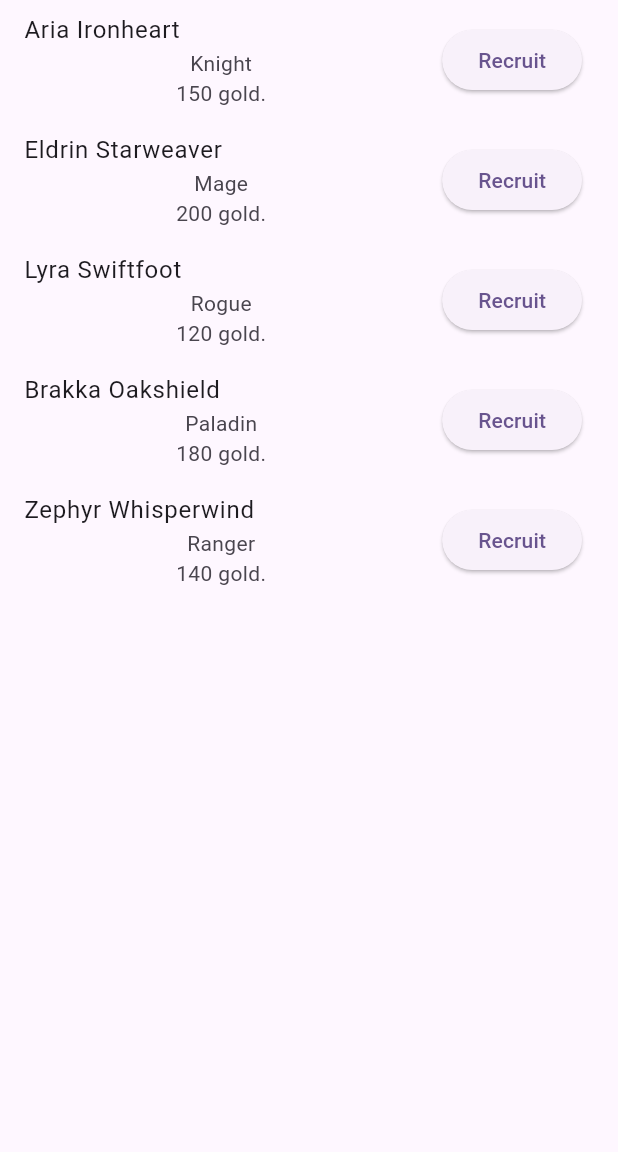
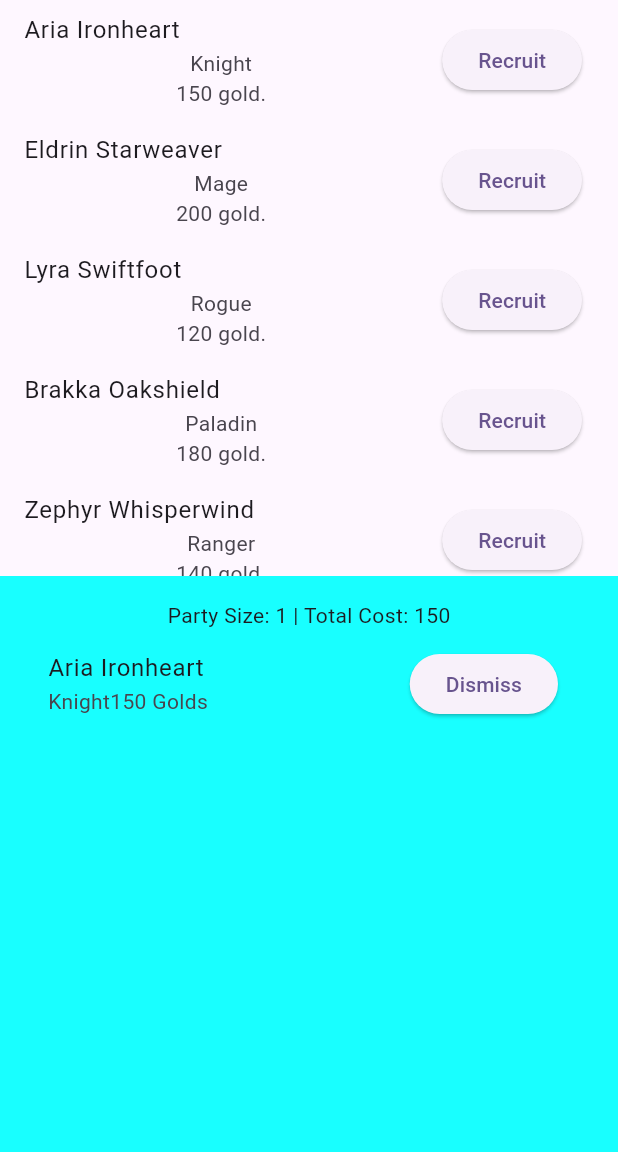
Before and after one commit to kaleb-french/CTEC235-9-AdventureGuild, a Flutter app: the screen it shows after launch, after a tap on "Recruit", on a phone screen of 412 x 824 dp, the part 84-1236 px from its top. Run offline on Flutter 3.47's test engine with Material 3 defaults, Android fonts, the phone set to English and light mode, and no system bars.

Commit message:
Phase 4- complete
Phase 4-
The button references the partyModel through context.read() that
includes its method being called which is addAdventurer, this method
takes in the "hero" in the listView in guild hall and passes it in as
the Adventurer parameter, which adds the Adventurer to the
QuestSummaryParty List and the Consumer in this widget forces update of
the Text fields when the notifyListeners is called.

```diff
--- a/lib/adventurer.dart
+++ b/lib/adventurer.dart
@@ -13,7 +13,7 @@ class Adventurer {
 class PartyModel extends ChangeNotifier {
   //f
   List<Adventurer> _party = [];
-  List<Adventurer> get party => _party;
+  List<Adventurer> get party => List.unmodifiable(_party);
   int get partyCount => _party.length;
   int get totalCost{
     int cost = 0;
--- a/lib/guild_roster.dart
+++ b/lib/guild_roster.dart
@@ -3,21 +3,23 @@ import 'package:provider/provider.dart';
 import 'adventurer.dart';
 
 class GuilHallRoster extends StatelessWidget{
-  const GuilHallRoster({super.key});
+  GuilHallRoster({super.key});
+  final List<Adventurer> partyRoster = [
+    Adventurer(name: 'Aria Ironheart', role: 'Knight', goldCost: 150),
+    Adventurer(name: 'Eldrin Starweaver', role: 'Mage', goldCost: 200),
+    Adventurer(name: 'Lyra Swiftfoot', role: 'Rogue', goldCost: 120),
+    Adventurer(name: 'Brakka Oakshield', role: 'Paladin', goldCost: 180),
+    Adventurer(name: 'Zephyr Whisperwind', role: 'Ranger', goldCost: 140),
+  ];
 
   @override
   Widget build(BuildContext context) {
     return Consumer<PartyModel>(
         builder: (context, partyModel, child) {
-          final List<Adventurer> partyRoster = [
-            Adventurer(name: 'Aria Ironheart', role: 'Knight', goldCost: 150),
-            Adventurer(name: 'Eldrin Starweaver', role: 'Mage', goldCost: 200),
-            Adventurer(name: 'Lyra Swiftfoot', role: 'Rogue', goldCost: 120),
-            Adventurer(name: 'Brakka Oakshield', role: 'Paladin', goldCost: 180),
-            Adventurer(name: 'Zephyr Whisperwind', role: 'Ranger', goldCost: 140),
-          ];
 
-          return ListView.builder(
+
+          return SizedBox.expand(
+              child: ListView.builder(
             itemCount: partyRoster.length,
             itemBuilder: (context, index) {
               final hero = partyRoster[index];
@@ -29,13 +31,14 @@ class GuilHallRoster extends StatelessWidget{
                 ],
                 ),
                 trailing: ElevatedButton(
-                    onPressed: () {
-                      context.read<PartyModel>().addAdventurer(hero);
-                    },
-                    child: Text('Recruit'),
-                )
+                            onPressed: () {
+                            context.read<PartyModel>().addAdventurer(hero);
+                            },
+                    child: const Text('Recruit'),
+                ),
               );
             },
+          )
           );
         }
     );
--- a/lib/main.dart
+++ b/lib/main.dart
@@ -1,7 +1,9 @@
+import 'package:ctec235_9_adventureguild/party.dart';
 import 'package:flutter/material.dart';
 import 'package:provider/provider.dart';
 import 'adventurer.dart';
 import 'guild_roster.dart';
+import 'party.dart';
 
 void main() {
   runApp(
@@ -38,8 +40,14 @@ class Main extends StatelessWidget{
         title:  Text("Guild Hall"),
         centerTitle: true,
       ),
-      body: GuilHallRoster(),
+      body: Center(
+            child: Column(
+              children: [
+                Expanded(child: GuilHallRoster()),
+                Expanded(child: QuestPartySummary()),
+        ],
+      ),
+      ),
     );
   }
-
 }
--- /dev/null
+++ b/lib/party.dart
@@ -0,0 +1,42 @@
+import 'package:flutter/material.dart';
+import 'package:provider/provider.dart';
+import 'adventurer.dart';
+
+class QuestPartySummary extends StatelessWidget{
+  const QuestPartySummary({super.key});
+
+  @override
+  Widget build(BuildContext context) {
+    return Consumer<PartyModel>(
+      builder: (context, partyModel , child) {
+          final partyRoster = partyModel.party;
+
+          return Container(
+            color: Colors.cyanAccent,
+            padding: const EdgeInsets.all(16),
+            child: Column(
+              children: [
+                Text('Party Size: ${partyModel.partyCount} | Total Cost: ${partyModel.totalCost}'),
+                Expanded(child: ListView.builder(
+                  itemCount: partyRoster.length,
+                  itemBuilder: (context, index) {
+                    final member = partyRoster[index];
+
+                    return ListTile(
+                      title: Text(member.name),
+                      subtitle: Row( children: [ Text(member.role),
+                                                  Text('${member.goldCost} Golds'), ],
+                      ),
+                      trailing: ElevatedButton(onPressed: () {
+                            context.read<PartyModel>().removeAdventurer(member);
+                      }, child: const Text("Dismiss")),
+                      );
+                  }
+                )  )
+              ],
+            ),
+          );
+      },
+    );
+  }
+}
```
Also changed, not shown: 1 other file.
